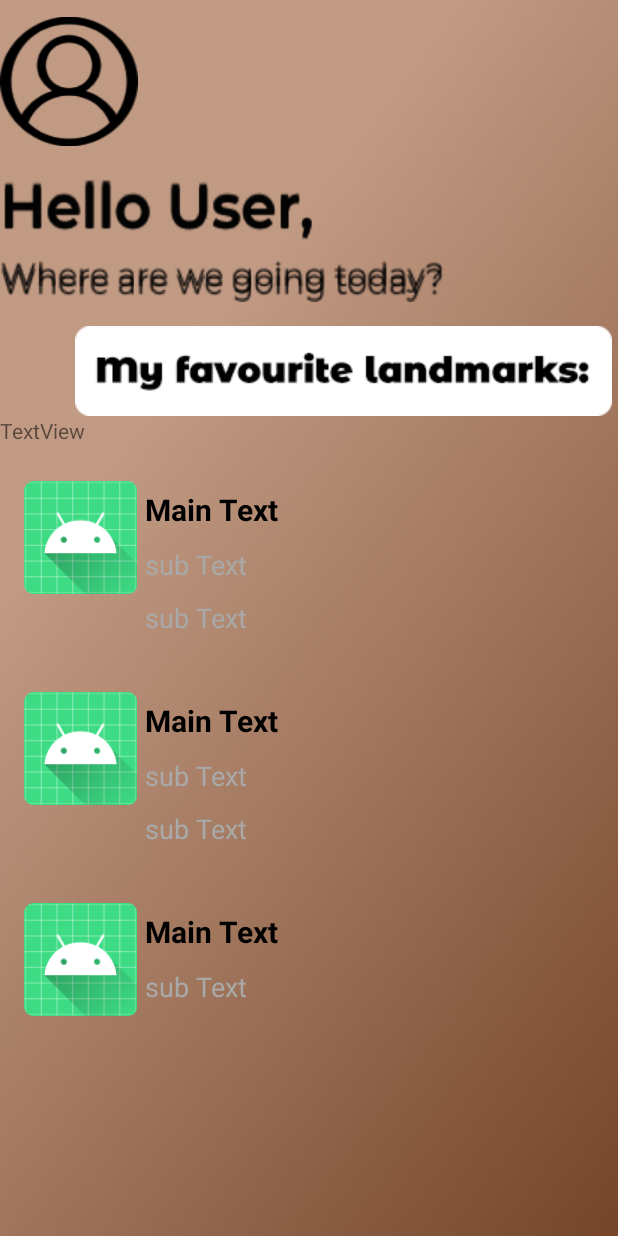
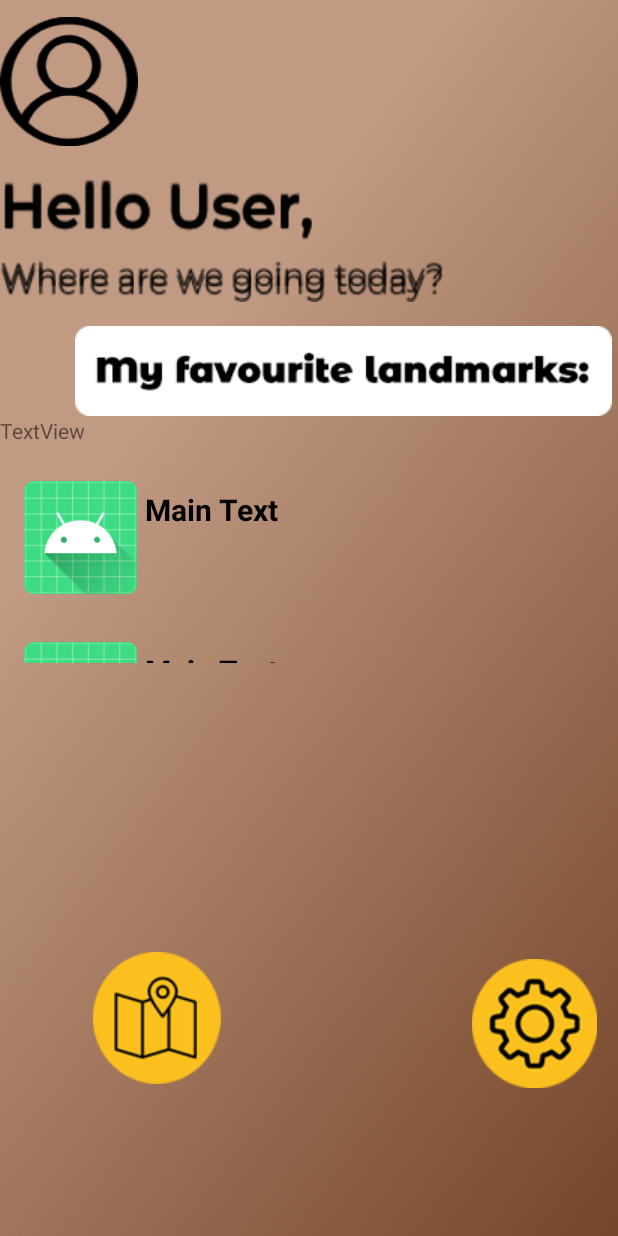
Before and after one commit to sibrinaVDW/HotPotato, an Android app: the layout activity_user_home.xml on its own in the app's theme, with its tools: preview values and no code run, on a phone screen of 412 x 824 dp. Run offline under Robolectric (Android 15) with nearby library versions, the phone set to English and light mode, and no system bars; Roboto replaces fonts that are not available here.

Commit message:
Added favourite landmarks list on profile

```diff
--- a/app/src/main/res/layout/activity_user_home.xml
+++ b/app/src/main/res/layout/activity_user_home.xml
@@ -58,8 +58,8 @@
 
             <androidx.recyclerview.widget.RecyclerView
                 android:id="@+id/recLandmarkView"
-                android:layout_width="408dp"
-                android:layout_height="381dp"
+                android:layout_width="match_parent"
+                android:layout_height="137dp"
                 android:layout_marginTop="8dp"
                 app:layout_constraintEnd_toEndOf="parent"
                 app:layout_constraintHorizontal_bias="1.0"
@@ -69,12 +69,13 @@
 
             <ImageButton
                 android:id="@+id/imageButton9"
-                android:layout_width="104dp"
+                android:layout_width="wrap_content"
                 android:layout_height="93dp"
                 android:layout_marginLeft="50dp"
                 android:layout_marginTop="190dp"
                 android:backgroundTint="#00FFFFFF"
-                app:srcCompat="@drawable/mapbtn" />
+                app:srcCompat="@drawable/mapbtn"
+                tools:ignore="SpeakableTextPresentCheck" />
 
             <ImageButton
                 android:id="@+id/imageButton13"
@@ -83,7 +84,8 @@
                 android:layout_marginLeft="300dp"
                 android:layout_marginTop="-90dp"
                 android:backgroundTint="#00FFFFFF"
-                app:srcCompat="@drawable/settings" />
+                app:srcCompat="@drawable/settings"
+                tools:ignore="SpeakableTextPresentCheck" />
 
 
         </LinearLayout>
--- a/app/src/main/res/layout/recycler_list.xml
+++ b/app/src/main/res/layout/recycler_list.xml
@@ -29,23 +29,6 @@
             android:textSize="20dp"
             android:layout_margin="5dp"
             android:textColor="#000"></TextView>
-        <TextView
-            android:layout_width="wrap_content"
-            android:layout_height="wrap_content"
-            android:id="@+id/txtDescription"
-            android:text="sub Text"
-            android:textSize="18dp"
-            android:layout_margin="5dp"
-            android:textColor="#a9a9a9"></TextView>
-
-        <TextView
-            android:layout_width="wrap_content"
-            android:layout_height="wrap_content"
-            android:id="@+id/txtDate"
-            android:text="sub Text"
-            android:textSize="18dp"
-            android:layout_margin="5dp"
-            android:textColor="#a9a9a9"></TextView>
 
     </LinearLayout>
 
```
Also changed, not shown: app/src/main/java/com/example/hotpotato/UserHome.java (+19 -7 lines).
